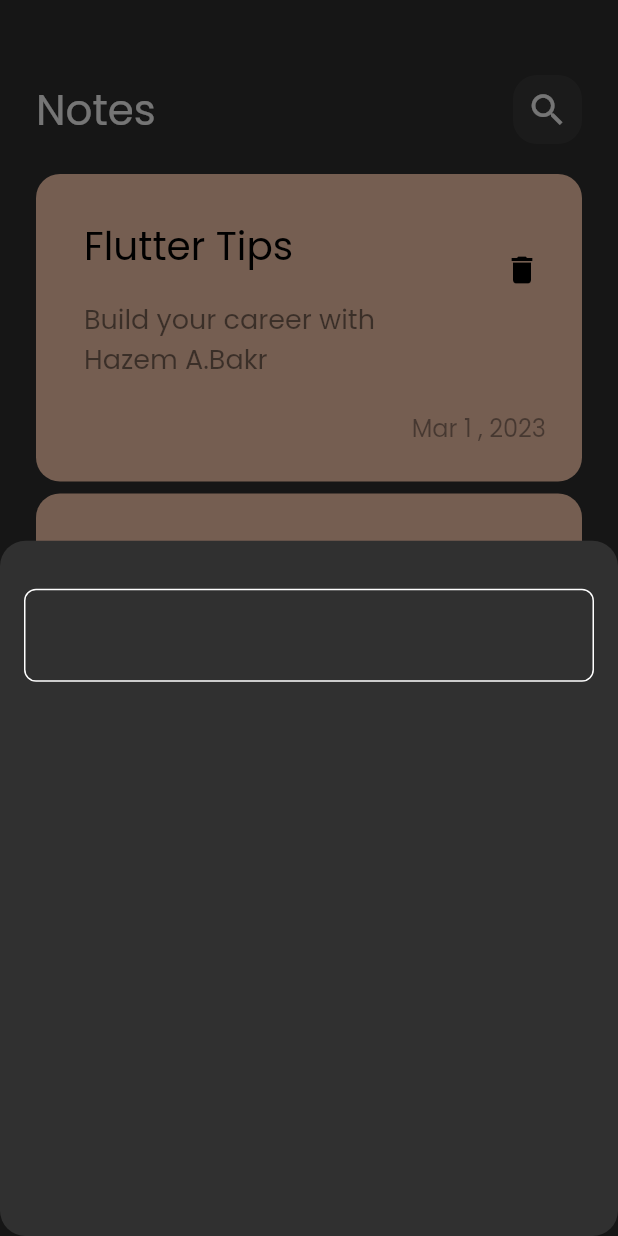
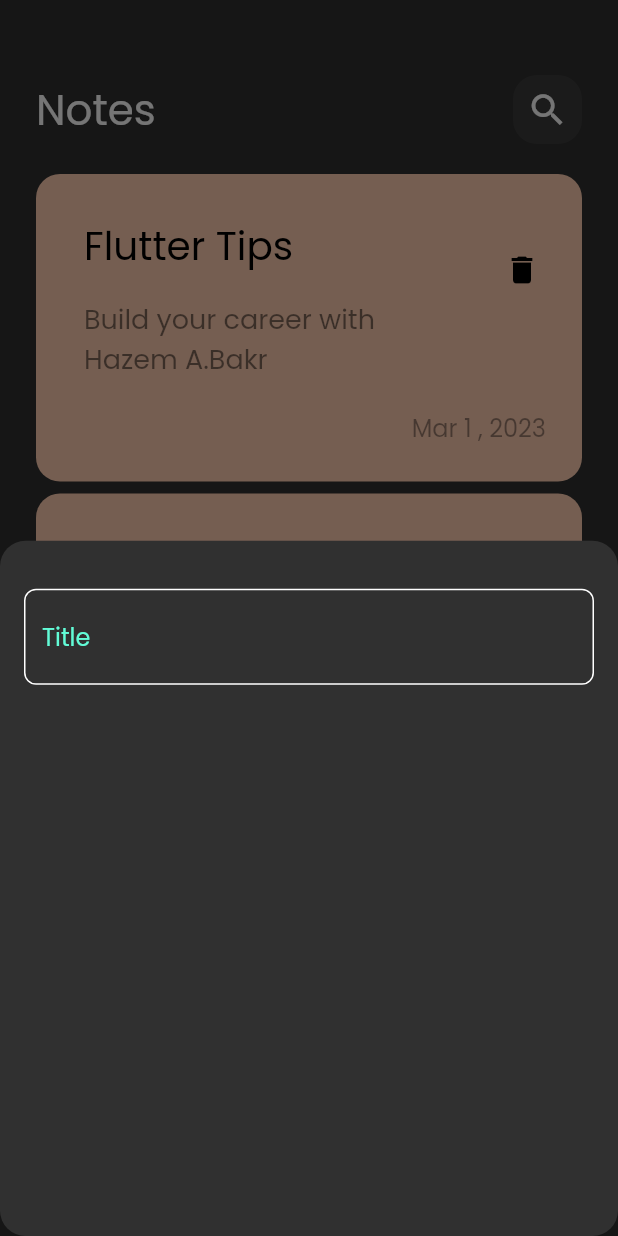
Before and after one commit to Hazem12Bakr/first_flutter_project, a Flutter app: the screen it shows after launch, after a tap on the "add" icon, on a phone screen of 412 x 824 dp. Run offline on Flutter 3.47's test engine with Material 2 defaults, Android fonts, the phone set to English and light mode, and no system bars.

Commit message:
decorating the textfield title

```diff
--- a/lib/views/widgets/custom_text_field.dart
+++ b/lib/views/widgets/custom_text_field.dart
@@ -9,6 +9,10 @@ class CustomtextField extends StatelessWidget {
     return TextField(
       cursorColor: kPrimaryColor,
       decoration: InputDecoration(
+        hintText: 'Title',
+        hintStyle: const TextStyle(
+          color: kPrimaryColor,
+        ),
         border: buildBorder(),
         enabledBorder: buildBorder(),
         focusedBorder: buildBorder(kPrimaryColor),
```
